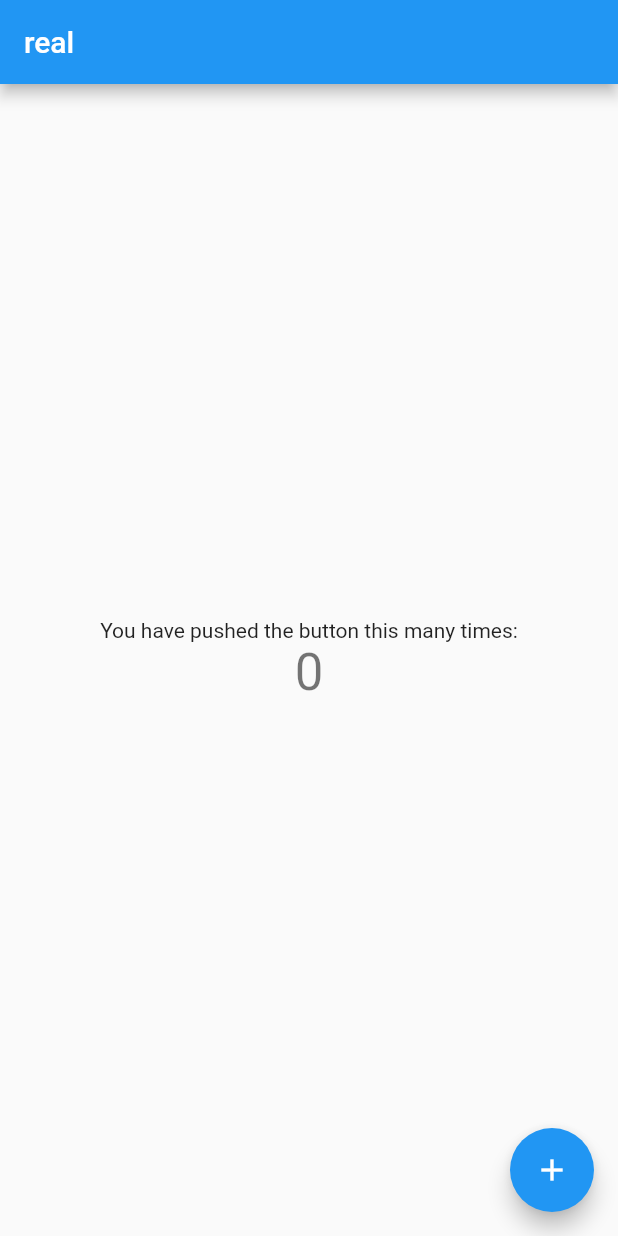
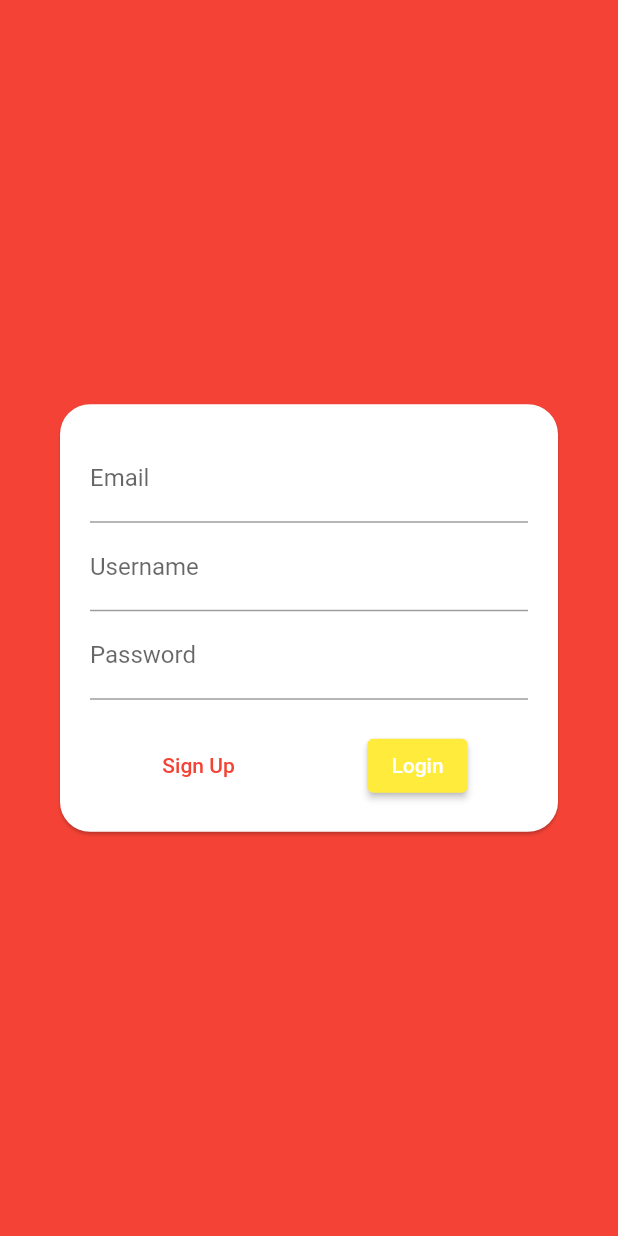
Before and after one commit to cikoedofebrian/firebase-flutter, a Flutter app: the screen it shows after launch, on a phone screen of 412 x 824 dp. Run offline on Flutter 3.47's test engine with Material 2 defaults, Android fonts, the phone set to English and light mode, and no system bars; our stand-ins replace cloud_firestore, firebase_core; accounts and stored records are empty.

Commit message:
organizing files

```diff
--- a/app/lib/main.dart
+++ b/app/lib/main.dart
@@ -1,5 +1,5 @@
+import 'package:app/screens/auth.dart';
 import 'package:flutter/material.dart';
-import 'package:cloud_firestore/cloud_firestore.dart';
 import 'package:firebase_core/firebase_core.dart';
 
 void main() async {
@@ -14,65 +14,13 @@ class MyApp extends StatelessWidget {
   @override
   Widget build(BuildContext context) {
     return MaterialApp(
+      debugShowCheckedModeBanner: false,
       title: 'FChat',
       theme: ThemeData(
-        primarySwatch: Colors.blue,
+        colorScheme: ColorScheme.fromSwatch(primarySwatch: Colors.red)
+            .copyWith(secondary: Colors.yellow),
       ),
-      home: const MyHomePage(),
+      home: const Auth(),
     );
   }
 }
-
-class MyHomePage extends StatefulWidget {
-  const MyHomePage({super.key});
-  @override
-  State<MyHomePage> createState() => _MyHomePageState();
-}
-
-class _MyHomePageState extends State<MyHomePage> {
-  int _counter = 0;
-
-  void _incrementCounter() {
-    setState(() {
-      _counter++;
-    });
-  }
-
-  @override
-  Widget build(BuildContext context) {
-    return Scaffold(
-      appBar: AppBar(
-        title: Text('real'),
-      ),
-      body: Center(
-        child: Column(
-          mainAxisAlignment: MainAxisAlignment.center,
-          children: <Widget>[
-            const Text(
-              'You have pushed the button this many times:',
-            ),
-            Text(
-              '$_counter',
-              style: Theme.of(context).textTheme.headline4,
-            ),
-          ],
-        ),
-      ),
-      floatingActionButton: FloatingActionButton(
-        onPressed: () async {
-          // QuerySnapshot snap =
-          //     await FirebaseFirestore.instance.collection('chat').get();
-          // snap.docs.forEach((element) {
-          //   print(element.data());
-          // });
-          // var chat = FirebaseFirestore.instance
-          //     .collection('chat')
-          //     .doc("L0vEedNZIIeFRtWi9ywn")
-          //     .get();
-          // print(chat);
-        },
-        child: const Icon(Icons.add),
-      ), // This trailing comma makes auto-formatting nicer for build methods.
-    );
-  }
-}
--- /dev/null
+++ b/app/lib/screens/auth.dart
@@ -0,0 +1,18 @@
+import 'package:flutter/material.dart';
+import '../widgets/auth_form.dart';
+
+class Auth extends StatefulWidget {
+  const Auth({super.key});
+
+  @override
+  State<Auth> createState() => _AuthState();
+}
+
+class _AuthState extends State<Auth> {
+  @override
+  Widget build(BuildContext context) {
+    return Scaffold(
+        backgroundColor: Theme.of(context).colorScheme.primary,
+        body: const AuthForm());
+  }
+}
--- /dev/null
+++ b/app/lib/screens/home.dart
@@ -0,0 +1,36 @@
+import 'package:flutter/material.dart';
+import 'package:cloud_firestore/cloud_firestore.dart';
+
+class Home extends StatelessWidget {
+  const Home({super.key});
+
+  @override
+  Widget build(BuildContext context) {
+    return Scaffold(
+      floatingActionButton: FloatingActionButton(
+        onPressed: () {
+          FirebaseFirestore.instance
+              .collection('chats/j6XrxgTG5dFTuHfygtvw/messages')
+              .add({'text': 'this is from the button'});
+        },
+        child: const Icon(Icons.add),
+      ),
+      body: StreamBuilder(
+        stream: FirebaseFirestore.instance
+            .collection('chats/j6XrxgTG5dFTuHfygtvw/messages')
+            .snapshots(),
+        builder: (context, snapshot) =>
+            snapshot.connectionState == ConnectionState.waiting
+                ? const Center(
+                    child: CircularProgressIndicator(),
+                  )
+                : ListView.builder(
+                    itemBuilder: (context, index) => Container(
+                      child: Text(snapshot.data!.docs[index]['text']),
+                    ),
+                    itemCount: snapshot.data!.docs.length,
+                  ),
+      ),
+    );
+  }
+}
--- /dev/null
+++ b/app/lib/widgets/auth_form.dart
@@ -0,0 +1,66 @@
+import 'package:flutter/material.dart';
+
+class AuthForm extends StatefulWidget {
+  const AuthForm({super.key});
+
+  @override
+  State<AuthForm> createState() => _AuthFormState();
+}
+
+class _AuthFormState extends State<AuthForm> {
+  @override
+  Widget build(BuildContext context) {
+    return Center(
+      child: Card(
+        shape: RoundedRectangleBorder(
+          borderRadius: BorderRadius.circular(20),
+        ),
+        margin: const EdgeInsets.symmetric(horizontal: 40),
+        child: Padding(
+          padding: const EdgeInsets.all(20),
+          child: Form(
+              child: Column(
+            mainAxisSize: MainAxisSize.min,
+            children: [
+              TextFormField(
+                keyboardType: TextInputType.emailAddress,
+                decoration: InputDecoration(
+                  label: Text('Email'),
+                ),
+              ),
+              TextFormField(
+                decoration: InputDecoration(
+                  label: Text('Username'),
+                ),
+              ),
+              TextFormField(
+                obscureText: true,
+                decoration: InputDecoration(
+                  label: Text('Password'),
+                ),
+              ),
+              SizedBox(height: 20),
+              Row(
+                mainAxisAlignment: MainAxisAlignment.spaceAround,
+                children: [
+                  TextButton(
+                    onPressed: () {},
+                    child: Text('Sign Up'),
+                  ),
+                  ElevatedButton(
+                    onPressed: () {},
+                    style: ButtonStyle(
+                      backgroundColor: MaterialStateProperty.all(
+                          Theme.of(context).colorScheme.secondary),
+                    ),
+                    child: const Text('Login'),
+                  ),
+                ],
+              )
+            ],
+          )),
+        ),
+      ),
+    );
+  }
+}
```
